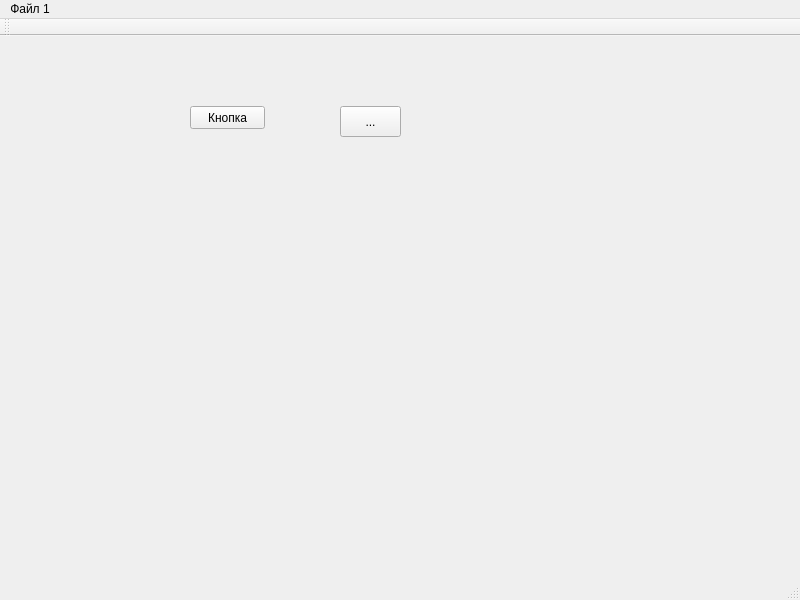
The window that src/views/main_window/_main_window.ui (vvchigirev/Endo) describes before a commit, drawn with Qt 5.
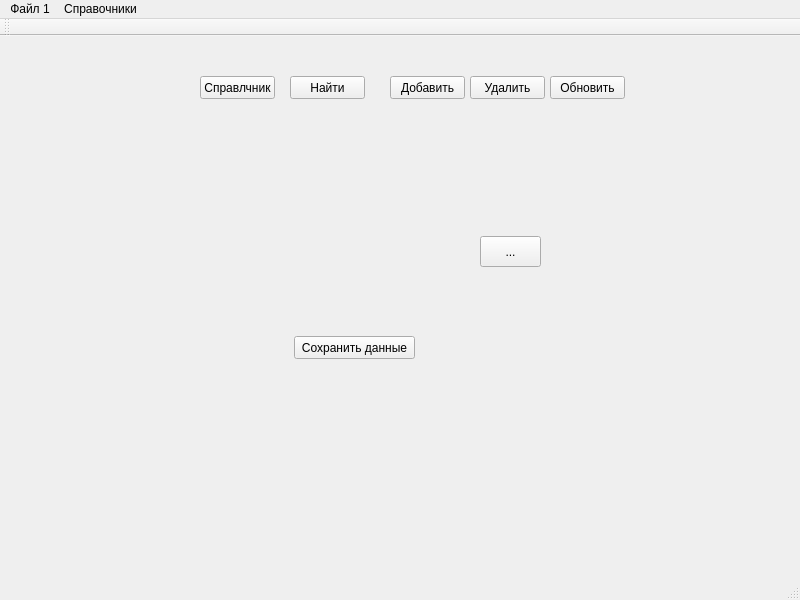
The same window after the commit.

Commit message: На главную форму добавил кнопок с обработчиками для вызова меодов контроллера

Diff of the .ui file:
```diff
--- a/src/views/main_window/_main_window.ui
+++ b/src/views/main_window/_main_window.ui
@@ -17,8 +17,8 @@
    <widget class="QToolButton" name="toolBtn">
     <property name="geometry">
      <rect>
-      <x>340</x>
-      <y>70</y>
+      <x>480</x>
+      <y>200</y>
       <width>61</width>
       <height>31</height>
      </rect>
@@ -30,14 +30,79 @@
    <widget class="QPushButton" name="puchBtn">
     <property name="geometry">
      <rect>
-      <x>190</x>
-      <y>70</y>
+      <x>294</x>
+      <y>300</y>
+      <width>121</width>
+      <height>23</height>
+     </rect>
+    </property>
+    <property name="text">
+     <string>Сохранить данные</string>
+    </property>
+   </widget>
+   <widget class="QPushButton" name="pushBtnDict">
+    <property name="geometry">
+     <rect>
+      <x>200</x>
+      <y>40</y>
       <width>75</width>
       <height>23</height>
      </rect>
     </property>
     <property name="text">
-     <string>Кнопка</string>
+     <string>Справлчник</string>
+    </property>
+   </widget>
+   <widget class="QPushButton" name="pushFind">
+    <property name="geometry">
+     <rect>
+      <x>290</x>
+      <y>40</y>
+      <width>75</width>
+      <height>23</height>
+     </rect>
+    </property>
+    <property name="text">
+     <string>Найти</string>
+    </property>
+   </widget>
+   <widget class="QPushButton" name="pushButtonRemove">
+    <property name="geometry">
+     <rect>
+      <x>470</x>
+      <y>40</y>
+      <width>75</width>
+      <height>23</height>
+     </rect>
+    </property>
+    <property name="text">
+     <string>Удалить</string>
+    </property>
+   </widget>
+   <widget class="QPushButton" name="pushButtonUpdate">
+    <property name="geometry">
+     <rect>
+      <x>550</x>
+      <y>40</y>
+      <width>75</width>
+      <height>23</height>
+     </rect>
+    </property>
+    <property name="text">
+     <string>Обновить</string>
+    </property>
+   </widget>
+   <widget class="QPushButton" name="pushButtonAdd">
+    <property name="geometry">
+     <rect>
+      <x>390</x>
+      <y>40</y>
+      <width>75</width>
+      <height>23</height>
+     </rect>
+    </property>
+    <property name="text">
+     <string>Добавить</string>
     </property>
    </widget>
   </widget>
@@ -50,13 +115,27 @@
      <height>21</height>
     </rect>
    </property>
-   <widget class="QMenu" name="menu1">
+   <widget class="QMenu" name="menuFile">
     <property name="title">
      <string>Файл 1</string>
     </property>
     <addaction name="action"/>
    </widget>
-   <addaction name="menu1"/>
+   <widget class="QMenu" name="menuDicts">
+    <property name="title">
+     <string>Справочники</string>
+    </property>
+    <widget class="QMenu" name="menuDictEmployees">
+     <property name="title">
+      <string>Персонал</string>
+     </property>
+     <addaction name="menuDictDoctors"/>
+     <addaction name="menuDictNurse"/>
+    </widget>
+    <addaction name="menuDictEmployees"/>
+   </widget>
+   <addaction name="menuFile"/>
+   <addaction name="menuDicts"/>
   </widget>
   <widget class="QStatusBar" name="statusbar"/>
   <widget class="QToolBar" name="toolBar">
```
Left out of the diff: 15 changed lines with no effect on the pictures. The commit also changes 1 other file.
